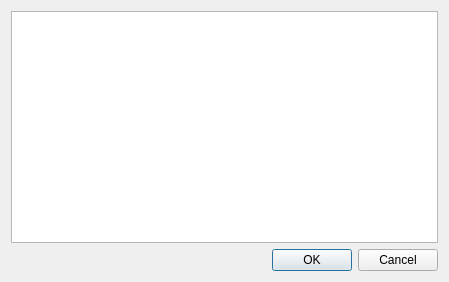
First picture: the form in src/GetNewStuffDialog.ui, repository tomahawk-player/tomahawk, before the edit.
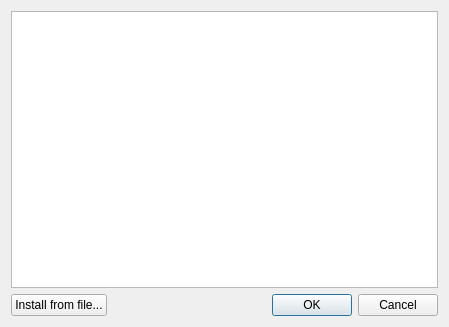
Second picture: the form after the edit.

Commit message: Initial work towards merging accounts into GetNewStuffModel

```diff
--- a/src/GetNewStuffDialog.ui
+++ b/src/GetNewStuffDialog.ui
@@ -7,7 +7,7 @@
     <x>0</x>
     <y>0</y>
     <width>449</width>
-    <height>282</height>
+    <height>327</height>
    </rect>
   </property>
   <property name="windowTitle">
@@ -15,7 +15,29 @@
   </property>
   <layout class="QVBoxLayout" name="verticalLayout">
    <item>
-    <widget class="QListView" name="listView"/>
+    <widget class="QListView" name="accountsList"/>
+   </item>
+   <item>
+    <layout class="QHBoxLayout" name="horizontalLayout">
+     <item>
+      <widget class="QPushButton" name="installFromFileBtn">
+       <property name="text">
+        <string>Install from file...</string>
+       </property>
+      </widget>
+     </item>
+     <item>
+      <spacer name="horizontalSpacer">
+       <property name="orientation">
+        <enum>Qt::Horizontal</enum>
+       </property>
+       <property name="sizeHint" stdset="0">
+        <size>
+         <width>40</width>
+         <height>20</height>
+        </size>
+       </property>
+      </spacer>
    </item>
    <item>
     <widget class="QDialogButtonBox" name="buttonBox">
@@ -26,6 +48,8 @@
       <set>QDialogButtonBox::Cancel|QDialogButtonBox::Ok</set>
      </property>
     </widget>
+     </item>
+    </layout>
    </item>
   </layout>
  </widget>
```
Lines whose indentation alone changed are shown as unchanged. The commit also changes 14 other files.
